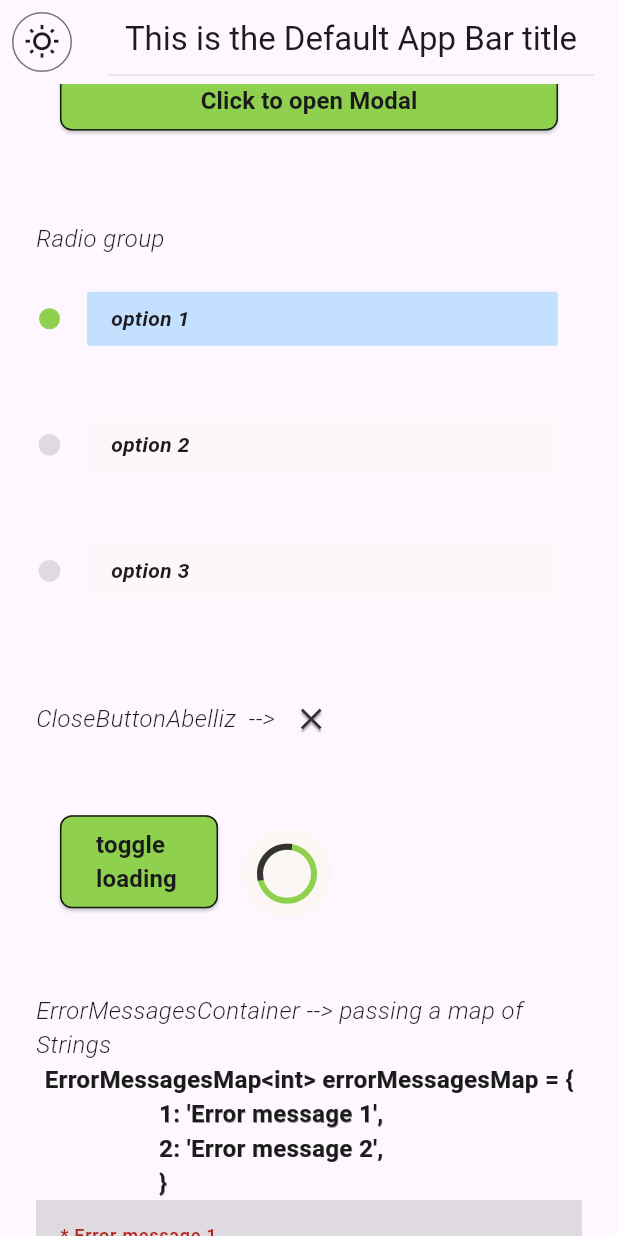
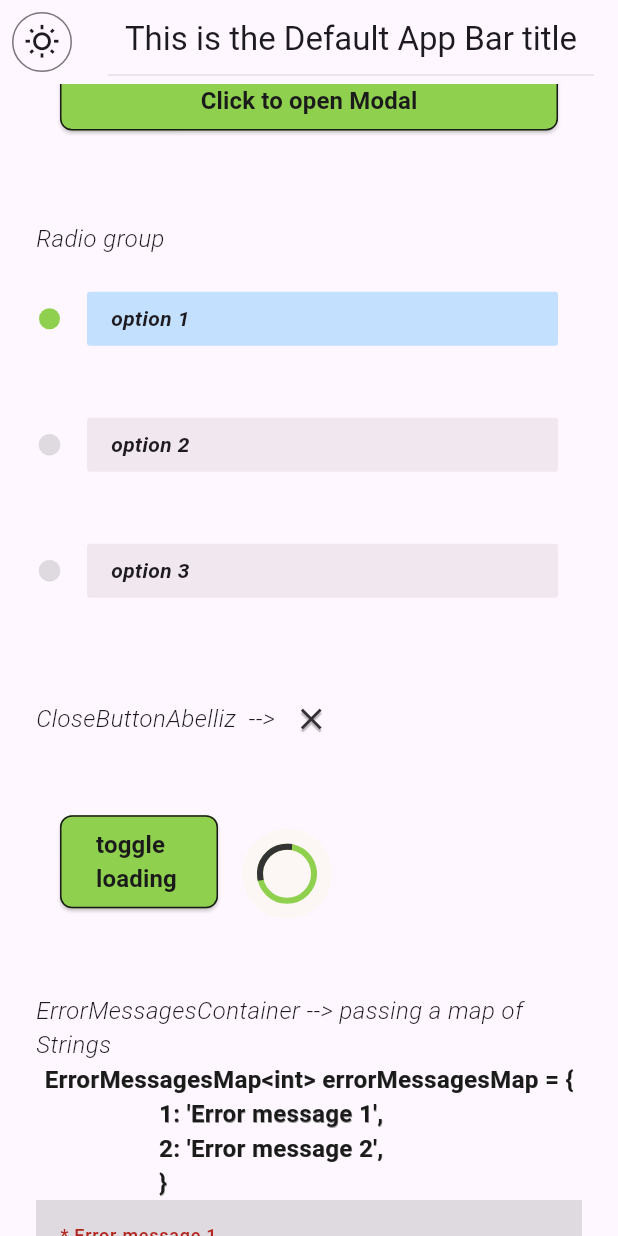
Before and after one commit to andersonbelli/abelliz_essentials, a Flutter app: the screen it shows after launch, scrolled down 576 dp, on a phone screen of 412 x 824 dp. Run offline on Flutter 3.47's test engine with Material 3 defaults, Android fonts, the light colour scheme and no system bars; missing offline and left inert: dart:html, mobkit_dashed_border; project files that could hold a hidden picture were left out.

Commit message:
Adjusting widgets light and dark colors

```diff
--- a/lib/widgets/buttons/radio/radio_button.widget.dart
+++ b/lib/widgets/buttons/radio/radio_button.widget.dart
@@ -55,11 +55,18 @@ class RadioButtonAbelliz<T> extends StatelessWidget {
               margin: margin,
               child: DashedDividerAbelliz(
                 dashLength: 6,
+                borderColor: backgroundColor != null
+                    ? Theme.of(context).colorScheme.primary
+                    : Theme.of(context).colorScheme.inversePrimary,
                 child: Container(
                   decoration: BoxDecoration(
                     borderRadius: BorderRadius.circular(2),
-                    color: (backgroundColor ?? AppColors.CREAM)
-                        .withValues(alpha: .3),
+                    color: backgroundColor?.withValues(
+                          alpha: .3,
+                        ) ??
+                        Theme.of(context).colorScheme.tertiary.withValues(
+                              alpha: .1,
+                            ),
                   ),
                   padding: padding,
                   child: Text(
--- a/lib/widgets/dashed_border.widget.dart
+++ b/lib/widgets/dashed_border.widget.dart
@@ -1,7 +1,6 @@
 import 'package:flutter/material.dart';
 import 'package:mobkit_dashed_border/mobkit_dashed_border.dart';
 
-import '../constants/colors.constants.dart';
 import '../constants/padding.constants.dart';
 
 class DashedDividerAbelliz extends StatelessWidget {
@@ -14,7 +13,7 @@ class DashedDividerAbelliz extends StatelessWidget {
     ),
     this.dashLength = 10,
     this.borderWidth = 1,
-    this.borderColor = AppColors.DARK_LIGHT,
+    this.borderColor,
     this.child = const SizedBox.shrink(),
   });
 
@@ -22,8 +21,8 @@ class DashedDividerAbelliz extends StatelessWidget {
   final double height;
   final EdgeInsets margin;
   final double dashLength;
-  final Color borderColor;
   final double borderWidth;
+  final Color? borderColor;
   final Widget child;
 
   @override
@@ -36,7 +35,8 @@ class DashedDividerAbelliz extends StatelessWidget {
         border: DashedBorder.fromBorderSide(
           dashLength: dashLength,
           side: BorderSide(
-            color: borderColor.withValues(alpha: .3),
+            color: borderColor?.withValues(alpha: .3) ??
+                Theme.of(context).colorScheme.inversePrimary.withValues(alpha: .3),
             width: borderWidth,
           ),
         ),
--- a/lib/widgets/dialogs/message_dialog.widget.dart
+++ b/lib/widgets/dialogs/message_dialog.widget.dart
@@ -17,7 +17,13 @@ void showMessageDialogAbelliz(
           <Widget>[
             TextButton(
               onPressed: buttonAction ?? () => Navigator.of(ctx).pop(),
-              child: buttonTextWidget ?? const Text('OK'),
+              child: buttonTextWidget ??
+                  Text(
+                    'OK',
+                    style: TextStyle(
+                      color: Theme.of(context).colorScheme.tertiary,
+                    ),
+                  ),
             ),
           ],
     ),
```
